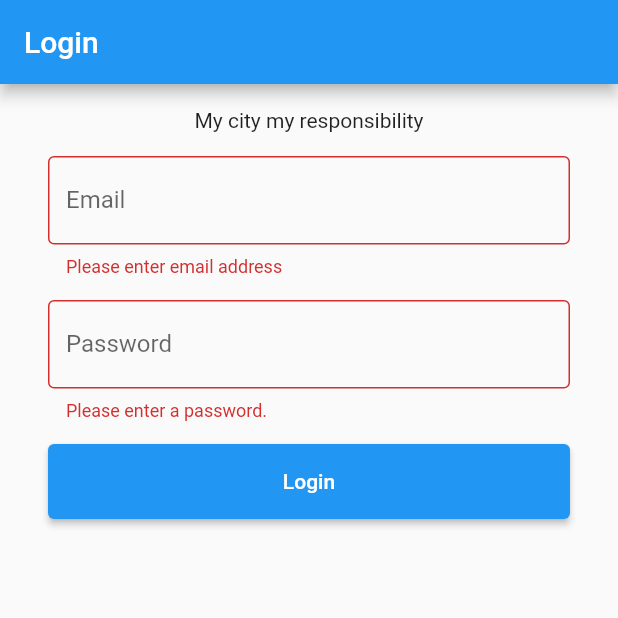
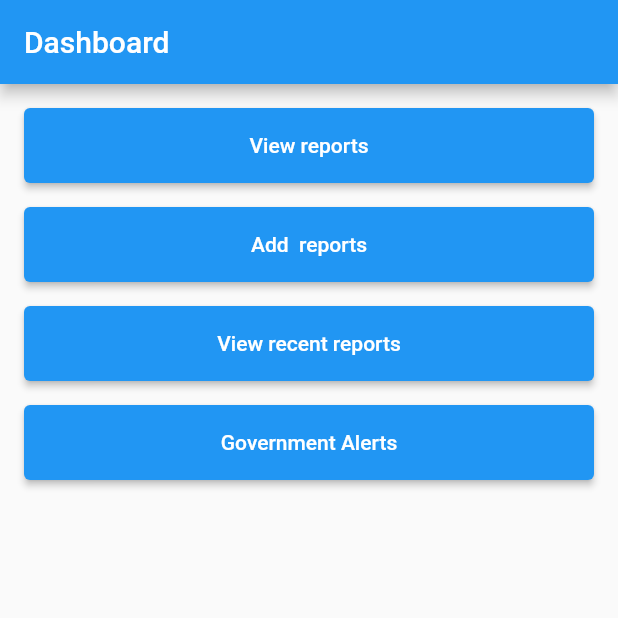
Before and after one commit to sagar-bakraniya/my_city, a Flutter app: the screen it shows after launch, after a tap on "Login", on a phone screen of 412 x 824 dp, the top half of it. Run offline on Flutter 3.47's test engine with Material 2 defaults, Android fonts, the phone set to English and light mode, and no system bars; missing offline and left inert: dart:html.

Commit message:
my-city - add http package and dashboard button

```diff
--- a/lib/main.dart
+++ b/lib/main.dart
@@ -1,8 +1,12 @@
 import 'package:flutter/material.dart';
 import 'package:my_city/pages/login.dart';
+import 'package:http/http.dart' as http;
 
 void main() {
-  runApp(const LoginPage());
+  runApp(const MaterialApp(
+    debugShowCheckedModeBanner: false,
+    home: LoginPage(),
+  ));
 }
 
 class MyApp extends StatelessWidget {
--- /dev/null
+++ b/lib/pages/home.dart
@@ -0,0 +1,72 @@
+import 'package:flutter/material.dart';
+
+class HomePage extends StatefulWidget {
+  const HomePage({super.key});
+
+  @override
+  State<HomePage> createState() => _HomePageState();
+}
+
+class _HomePageState extends State<HomePage> {
+  @override
+  Path getClip(Size size) {
+    var path = Path();
+    path.lineTo(0.0, size.height - 100);
+    path.quadraticBezierTo(
+        size.width / 2, size.height, size.width, size.height - 100);
+    path.lineTo(size.width, 0.0);
+    path.close();
+    return path;
+  }
+
+  @override
+  Widget build(BuildContext context) {
+    return Scaffold(
+      appBar: AppBar(
+        automaticallyImplyLeading: false,
+        shadowColor: null,
+        title: const Text('Dashboard'),
+      ),
+      body: Container(
+        padding: EdgeInsets.all(16.0),
+        child: Column(
+          children: [
+            ElevatedButton(
+                onPressed: () => {},
+                child: const Text('View reports'),
+                style: ElevatedButton.styleFrom(
+                  minimumSize: const Size.fromHeight(50), // NEW
+                )),
+            SizedBox(
+              height: 16.0,
+            ),
+            ElevatedButton(
+                onPressed: () => {},
+                child: const Text('Add  reports'),
+                style: ElevatedButton.styleFrom(
+                  minimumSize: const Size.fromHeight(50), // NEW
+                )),
+            SizedBox(
+              height: 16.0,
+            ),
+            ElevatedButton(
+                onPressed: () => {},
+                child: const Text('View recent reports'),
+                style: ElevatedButton.styleFrom(
+                  minimumSize: const Size.fromHeight(50), // NEW
+                )),
+            SizedBox(
+              height: 16.0,
+            ),
+            ElevatedButton(
+                onPressed: () => {},
+                child: const Text('Government Alerts'),
+                style: ElevatedButton.styleFrom(
+                  minimumSize: const Size.fromHeight(50), // NEW
+                )),
+          ],
+        ),
+      ),
+    );
+  }
+}
--- a/lib/pages/login.dart
+++ b/lib/pages/login.dart
@@ -1,6 +1,10 @@
+import 'dart:convert';
+import 'dart:developer';
 import 'dart:html';
 
 import 'package:flutter/material.dart';
+import 'package:http/http.dart' as http;
+import 'package:my_city/pages/home.dart';
 
 class LoginPage extends StatefulWidget {
   const LoginPage({super.key});
@@ -23,11 +27,29 @@ class _LoginPageState extends State<LoginPage> {
     return regExp.hasMatch(em);
   }
 
+  Future<List<dynamic>?> getEmployees() async {
+    // var request =
+    //     http.Request('GET', Uri.parse('http://localhost:5005/WeatherForecast'));
+
+    // http.StreamedResponse response1 = await request.send();
+
+    // if (response1.statusCode == 200) {
+    //   print(await response1.stream.bytesToString());
+    // } else {
+    //   print(response1.reasonPhrase);
+    // }
+
+    final response = await http.get('http://localhost:5005/WeatherForecast');
+    if (response.statusCode == 200) {
+      return json.decode(response.body);
+    } else {
+      return null;
+    }
+  }
+
   @override
   Widget build(BuildContext context) {
-    return MaterialApp(
-      debugShowCheckedModeBanner: false,
-      home: Scaffold(
+    return Scaffold(
       appBar: AppBar(
         title: const Text('Login'),
       ),
@@ -39,7 +61,7 @@ class _LoginPageState extends State<LoginPage> {
             Form(
                 key: _formStateKey,
                 child: Padding(
-                    padding: EdgeInsets.all(16.0),
+                  padding: const EdgeInsets.all(16.0),
                   child: Column(
                     children: [
                       TextFormField(
@@ -59,11 +81,11 @@ class _LoginPageState extends State<LoginPage> {
                         },
                         controller: emailController,
                       ),
-                        SizedBox(
+                      const SizedBox(
                         height: 15,
                       ),
                       TextFormField(
-                          decoration: InputDecoration(
+                        decoration: const InputDecoration(
                           hintText: '',
                           label: Text('Password'),
                           border: OutlineInputBorder(),
@@ -82,10 +104,11 @@ class _LoginPageState extends State<LoginPage> {
                       ),
                       ElevatedButton(
                         onPressed: () {
-                            print(emailController.text);
-                            if (_formStateKey.currentState!.validate()) {
-                              return;
-                            }
+                          Navigator.push(
+                            context,
+                            MaterialPageRoute(
+                                builder: (context) => const HomePage()),
+                          );
                         },
                         child: const Text('Login'),
                         style: ElevatedButton.styleFrom(
@@ -98,7 +121,6 @@ class _LoginPageState extends State<LoginPage> {
           ],
         ),
       ),
-      ),
     );
   }
 }
--- a/pubspec.yaml
+++ b/pubspec.yaml
@@ -31,6 +31,7 @@ environment:
 dependencies:
   flutter:
     sdk: flutter
+  http: ^0.12.0+2
 
 
   # The following adds the Cupertino Icons font to your application.
```
Lines whose indentation alone changed are shown as unchanged.
